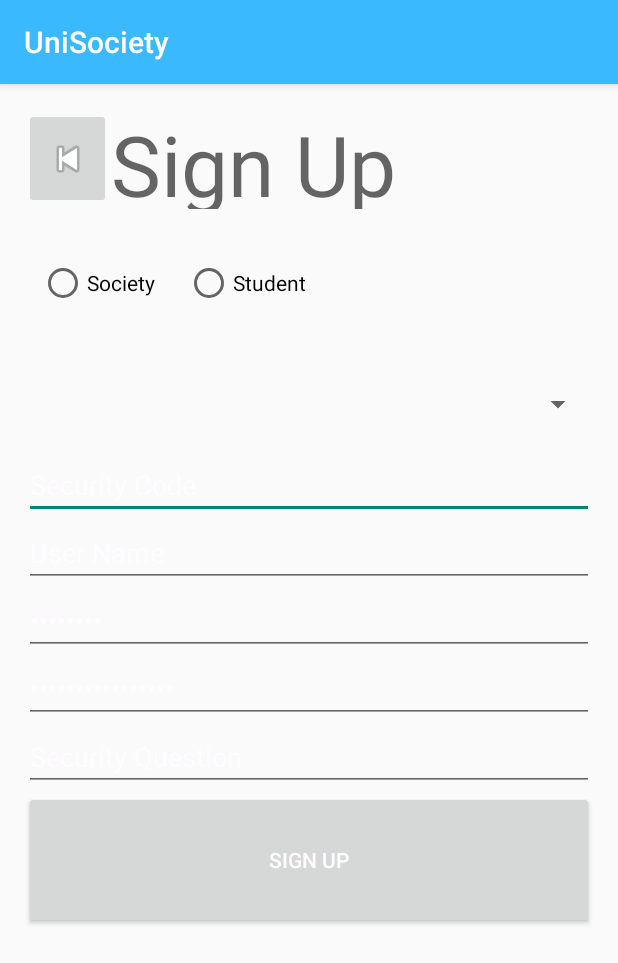
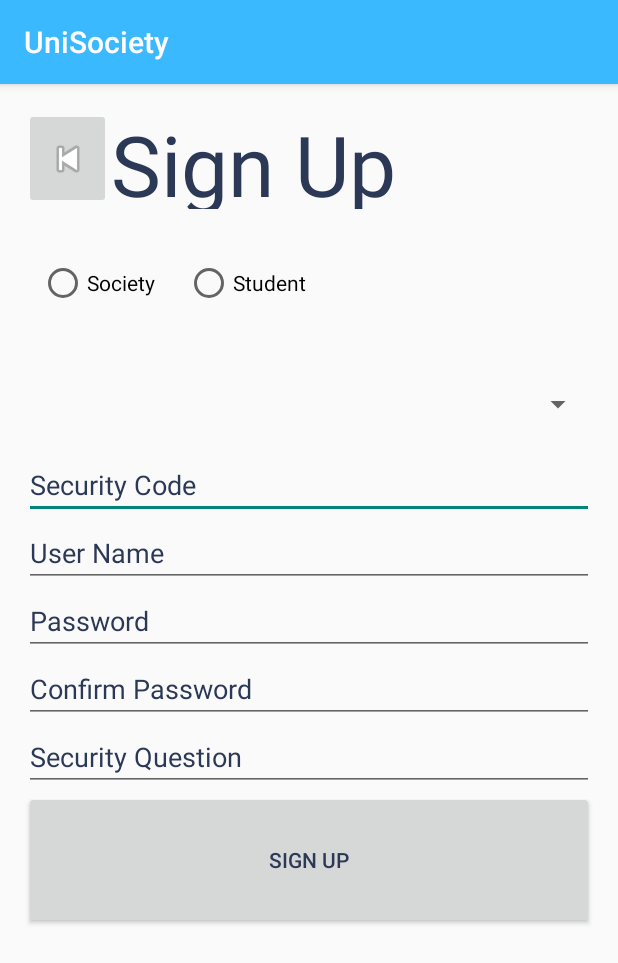
Before and after one commit to celine1013/UniSociety, an Android app: the Sign_Up_Activity screen opened directly, with no data from a screen before it, on a phone screen of 412 x 824 dp. Shown: the top 963 px of the screen. Run offline under Robolectric (Android 15) with nearby library versions, the phone set to English and light mode, and no system bars.

Commit message:
TextColor changed

```diff
--- a/app/src/main/res/layout/login_main.xml
+++ b/app/src/main/res/layout/login_main.xml
@@ -4,6 +4,7 @@
     android:orientation="vertical"
     android:layout_width="match_parent"
     android:layout_height="match_parent"
+    android:layout_margin="@dimen/activity_horizontal_margin"
     android:weightSum="1">
 
     <ImageView
@@ -25,6 +26,7 @@
             android:layout_width="82dp"
             android:layout_height="36dp"
             android:text="@string/Text_User_Name"
+            android:textColor="@color/textColorDarkBlue"
             android:textAppearance="@style/TextAppearance.AppCompat.Body2" />
 
         <EditText
--- a/app/src/main/res/layout/sign_up_society.xml
+++ b/app/src/main/res/layout/sign_up_society.xml
@@ -75,8 +75,9 @@
         android:layout_height="wrap_content"
         android:layout_weight="0.00"
         android:ems="10"
-        android:inputType="textPersonName"
-        android:text="@string/Text_Security_Code" />
+        android:fontFamily="sans-serif"
+        android:hint="@string/Text_Security_Code"
+        android:inputType="textPersonName" />
 
     <EditText
         android:id="@+id/uer_name"
@@ -85,7 +86,7 @@
         android:layout_weight="0.00"
         android:ems="10"
         android:inputType="textEmailAddress"
-        android:text="@string/Text_User_Name" />
+        android:hint="@string/Text_User_Name" />
 
     <EditText
         android:id="@+id/Password"
@@ -94,7 +95,7 @@
         android:layout_weight="0.00"
         android:ems="10"
         android:inputType="textPassword"
-        android:text="@string/Text_Password" />
+        android:hint="@string/Text_Password" />
 
     <EditText
         android:id="@+id/Confirm_Password"
@@ -103,7 +104,7 @@
         android:layout_weight="0.00"
         android:ems="10"
         android:inputType="textPassword"
-        android:text="@string/Text_Confirm_Password" />
+        android:hint="@string/Text_Confirm_Password" />
 
     <EditText
         android:id="@+id/Sequrity_question"
@@ -111,8 +112,10 @@
         android:layout_height="wrap_content"
         android:layout_weight="0.00"
         android:ems="10"
+        android:hint="@string/Text_Security_Question"
         android:inputType="textPersonName"
-        android:text="@string/Text_Security_Question" />
+        android:selectAllOnFocus="false"
+        android:singleLine="true" />
 
     <Button
         android:id="@+id/btn_sign_up"
--- a/app/src/main/res/values/colors.xml
+++ b/app/src/main/res/values/colors.xml
@@ -3,4 +3,5 @@
     <color name="colorPrimary">#3BB9FF</color>
     <color name="colorPrimaryDark">#3BB9FF</color>
     <color name="colorWhite">#FEFCFF</color>
+    <color name="textColorDarkBlue">#2B3856</color>
 </resources>
--- a/app/src/main/res/values/styles.xml
+++ b/app/src/main/res/values/styles.xml
@@ -5,6 +5,9 @@
         <item name="colorPrimary">@color/colorPrimary</item>
         <item name="colorPrimaryDark">@color/colorPrimaryDark</item>
         <item name="android:textColorPrimary">@color/colorWhite</item>
+        <item name="android:textColor">@color/textColorDarkBlue</item>
+        <item name="android:textColorHint">@color/textColorDarkBlue</item>
+
         <!-- Customize your theme here. -->
 
     </style>
```
